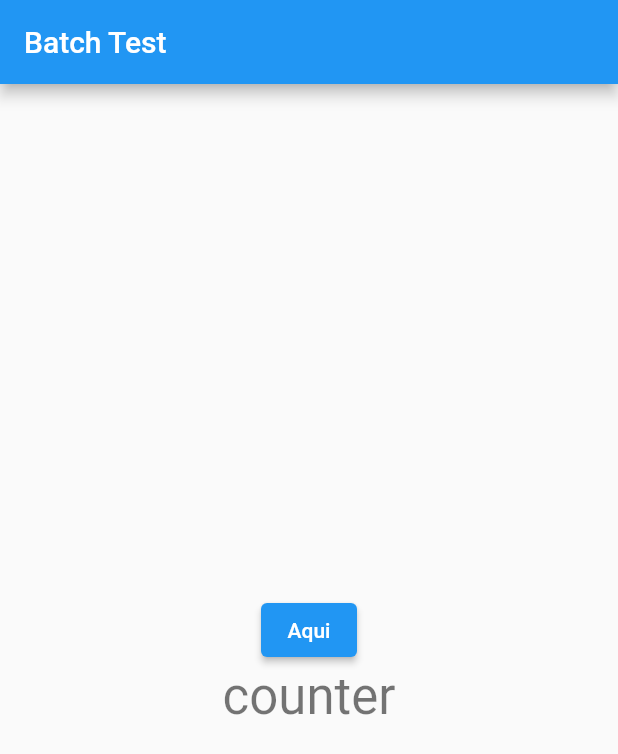
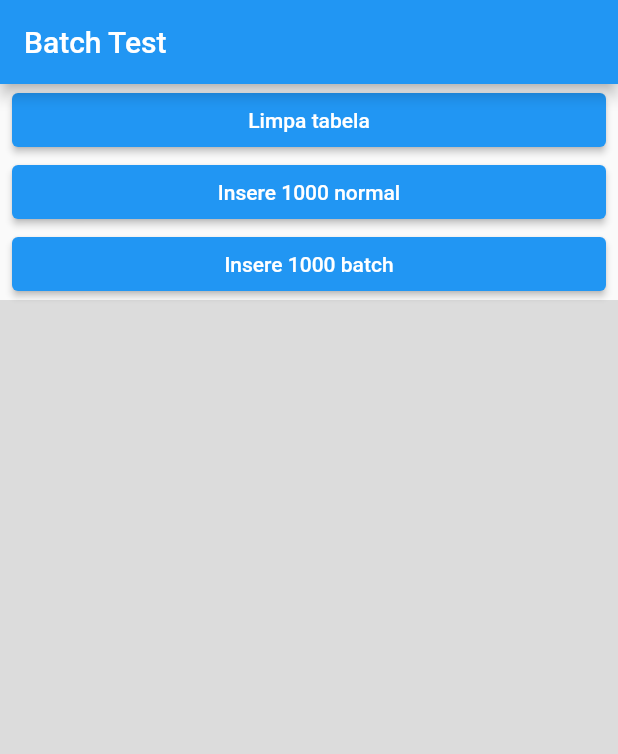
Before and after one commit to cristianms/flutter_batch_test, a Flutter app: the screen it shows after launch, on a phone screen of 412 x 824 dp. Shown: the top 754 px of the screen. Run offline on Flutter 3.47's test engine with Material 2 defaults, Android fonts, the light colour scheme and no system bars; our stand-ins replace sqflite; accounts and stored records are empty.

Commit message:
Atualização de interface gráfica

```diff
--- a/lib/main.dart
+++ b/lib/main.dart
@@ -1,4 +1,5 @@
 import 'package:flutter/material.dart';
+import 'package:flutter_batch_test/pages/my_home_page.dart';
 
 void main() {
   runApp(MyApp());
@@ -16,31 +17,3 @@ class MyApp extends StatelessWidget {
     );
   }
 }
-
-class MyHomePage extends StatefulWidget {
-  @override
-  _MyHomePageState createState() => _MyHomePageState();
-}
-
-class _MyHomePageState extends State<MyHomePage> {
-  @override
-  Widget build(BuildContext context) {
-    return Scaffold(
-      appBar: AppBar(
-        title: Text('Batch Test'),
-      ),
-      body: Center(
-        child: Column(
-          mainAxisAlignment: MainAxisAlignment.center,
-          children: <Widget>[
-            ElevatedButton(onPressed: () {}, child: Text('Aqui')),
-            Text(
-              'counter',
-              style: Theme.of(context).textTheme.headline4
-            ),
-          ],
-        ),
-      ),
-    );
-  }
-}
--- /dev/null
+++ b/lib/pages/my_home_page.dart
@@ -0,0 +1,81 @@
+import 'package:flutter/material.dart';
+import 'package:flutter/widgets.dart';
+
+class MyHomePage extends StatefulWidget {
+  @override
+  _MyHomePageState createState() => _MyHomePageState();
+}
+
+class _MyHomePageState extends State<MyHomePage> {
+  String textoLog = '';
+
+  @override
+  Widget build(BuildContext context) {
+    return Scaffold(
+      appBar: AppBar(
+        title: Text('Batch Test'),
+      ),
+      body: SafeArea(
+        child: Container(
+          width: double.infinity,
+          child: Column(
+            mainAxisAlignment: MainAxisAlignment.center,
+            children: <Widget>[
+              Container(
+                width: double.infinity,
+                padding: EdgeInsets.only(left: 8, right: 8),
+                child: ElevatedButton(
+                  onPressed: _limpaTabela,
+                  child: Text('Limpa tabela'),
+                ),
+              ),
+              Container(
+                width: double.infinity,
+                padding: EdgeInsets.only(left: 8, right: 8),
+                child: ElevatedButton(
+                  onPressed: _insereNormal,
+                  child: Text('Insere 1000 normal'),
+                ),
+              ),
+              Container(
+                width: double.infinity,
+                padding: EdgeInsets.only(left: 8, right: 8),
+                child: ElevatedButton(
+                  onPressed: _insereBatch,
+                  child: Text('Insere 1000 batch'),
+                ),
+              ),
+              // Container de logs
+              Expanded(
+                child: Container(
+                  color: Colors.black12,
+                  width: double.infinity,
+                  height: double.infinity,
+                  child: Text(textoLog),
+                ),
+              ),
+            ],
+          ),
+        ),
+      ),
+    );
+  }
+
+  void _limpaTabela() {
+    setState(() {
+      textoLog = 'aaa';
+    });
+  }
+
+  void _insereNormal() {
+    setState(() {
+      textoLog = 'bbb';
+    });
+  }
+
+  void _insereBatch() {
+    setState(() {
+      textoLog = 'ccc';
+    });
+  }
+}
```
Also changed, not shown: lib/models/contato.dart (added, +68 -0 lines), lib/helpers/database_helper.dart (renamed from lib/database_helper.dart), pubspec.lock, 3 other files.
